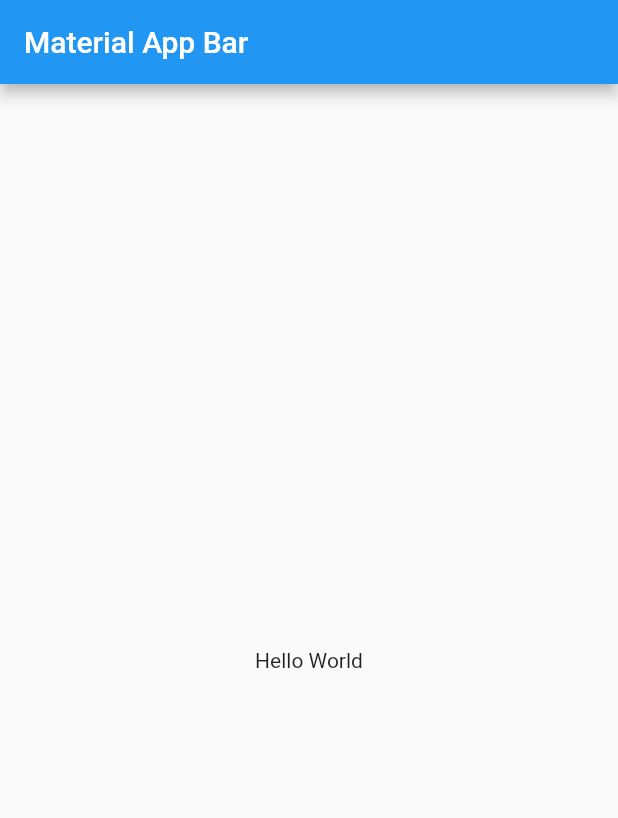
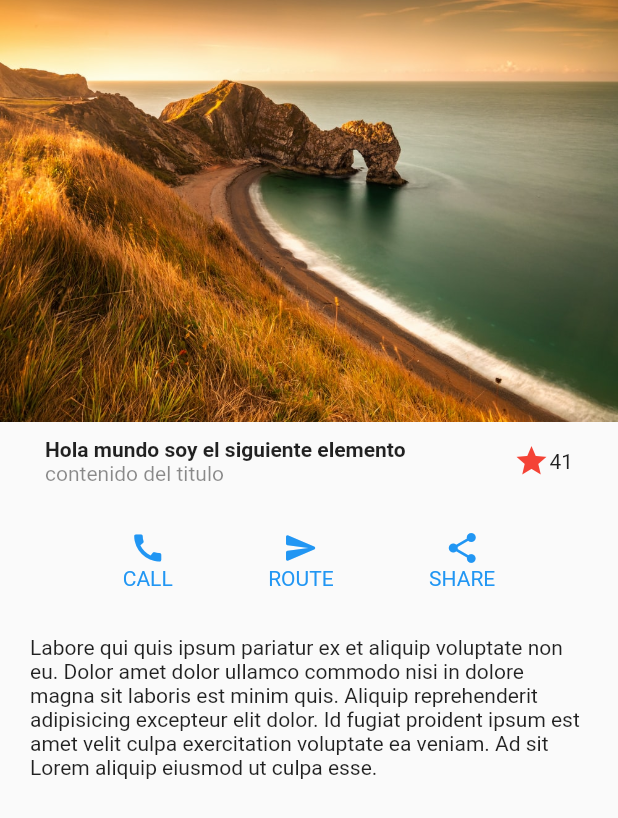
Before and after one commit to JeancarlosCarvajal/Disenos-Basicos-para-Aplicaciones-Android-IOS-usando-Flutter, a Flutter app: the screen it shows after launch, on a phone screen of 412 x 824 dp. Shown: the top 818 px of the screen. Run offline on Flutter 3.47's test engine with Material 2 defaults, Android fonts, the phone set to English and light mode, and no system bars.

Commit message:
Fin del diseno basico

```diff
--- a/lib/main.dart
+++ b/lib/main.dart
@@ -1,22 +1,20 @@
 import 'package:flutter/material.dart';
+import 'package:disenos/screens/basic_desing.dart';
 
-void main() => runApp(MyApp());
+void main() => runApp(const MyApp());
 
 class MyApp extends StatelessWidget {
+  const MyApp({Key? key}) : super(key: key);
+
   @override
   Widget build(BuildContext context) {
     return MaterialApp(
+      debugShowCheckedModeBanner: false,
       title: 'Material App',
-      home: Scaffold(
-        appBar: AppBar(
-          title: Text('Material App Bar'),
-        ),
-        body: Center(
-          child: Container(
-            child: Text('Hello World'),
-          ),
-        ),
-      ),
+      initialRoute: 'basic_design',
+      routes: {
+        'basic_design': ( _ ) => const BasicDesignScreen()
+      },
     );
   }
 }
--- /dev/null
+++ b/lib/screens/basic_desing.dart
@@ -0,0 +1,110 @@
+import 'package:flutter/material.dart';
+
+class BasicDesignScreen extends StatelessWidget {
+
+  const BasicDesignScreen({Key? key}) : super(key: key);
+
+  @override
+  Widget build(BuildContext context) {
+    return Scaffold(
+      body: Column(
+        children: [
+
+          // imagen central
+          const Image(image: AssetImage('assets/landscape.jpg')),
+
+          // titulo
+          const Title(),
+
+          // bottom section
+          const BottomSection(),
+
+          //Descripcion
+          Container(
+            margin: const EdgeInsets.symmetric(horizontal: 20, vertical: 10),
+            child: const Text('Labore qui quis ipsum pariatur ex et aliquip voluptate non eu. Dolor amet dolor ullamco commodo nisi in dolore magna sit laboris est minim quis. Aliquip reprehenderit adipisicing excepteur elit dolor. Id fugiat proident ipsum est amet velit culpa exercitation voluptate ea veniam. Ad sit Lorem aliquip eiusmod ut culpa esse.')
+          )
+
+
+        ],
+      )
+    );
+  }
+}
+
+
+class Title extends StatelessWidget {
+  const Title({
+    Key? key,
+  }) : super(key: key);
+
+  @override
+  Widget build(BuildContext context) {
+    return Container( // para darle margin
+      margin: const EdgeInsets.symmetric(horizontal: 30, vertical: 10),
+      child: Row(
+        children: [
+          Column(
+            crossAxisAlignment: CrossAxisAlignment.start,
+            children: const [
+              Text(
+                'Hola mundo soy el siguiente elemento',
+                style: TextStyle( fontWeight: FontWeight.bold )),
+              Text('contenido del titulo', style: TextStyle(color: Colors.black45)),
+            ]
+          ),
+          Expanded(child: Container()),
+          const Icon(Icons.star, color: Colors.red),
+          const Text('41')
+        ],
+      ),
+    );
+  }
+}
+
+
+class BottomSection extends StatelessWidget {
+  const BottomSection({
+    Key? key,
+  }) : super(key: key);
+
+  final Color blue = Colors.blue;
+
+  @override
+  Widget build(BuildContext context) {
+    return Container(
+      margin: const EdgeInsets.symmetric(vertical: 20, horizontal: 50),
+      child: Row(
+        mainAxisAlignment: MainAxisAlignment.spaceAround,
+        children: [
+          CustomBottom(blue: blue, icon: Icons.call, text: 'CALL'),
+          CustomBottom(blue: blue, icon: Icons.send_rounded, text: 'ROUTE'),
+          CustomBottom(blue: blue, icon: Icons.share, text: 'SHARE'),
+        ],
+      ),
+    );
+  }
+}
+
+class CustomBottom extends StatelessWidget {
+  final IconData icon;
+  final String text;
+  const CustomBottom({
+    Key? key,
+    required this.blue,
+    required this.icon,
+    required this.text,
+  }) : super(key: key);
+
+  final Color blue;
+
+  @override
+  Widget build(BuildContext context) {
+    return Column(
+      children: [
+        Icon(icon, color: blue),
+        Text(text, style: TextStyle(color: blue))
+      ],
+    );
+  }
+}
--- a/pubspec.yaml
+++ b/pubspec.yaml
@@ -19,6 +19,7 @@ version: 1.0.0+1
 
 environment:
   sdk: ">=2.17.3 <3.0.0"
+  # si tenia menos de 2.12 se debe forcar a 2.12 para usar el null safety
 
 # Dependencies specify other packages that your package needs in order to work.
 # To automatically upgrade your package dependencies to the latest versions
@@ -58,8 +59,8 @@ flutter:
   uses-material-design: true
 
   # To add assets to your application, add an assets section, like this:
-  # assets:
-  #   - images/a_dot_burr.jpeg
+  assets:
+    - assets/
   #   - images/a_dot_ham.jpeg
 
   # An image asset can refer to one or more resolution-specific "variants", see
```
Also changed, not shown: assets/landscape.jpg (added).
